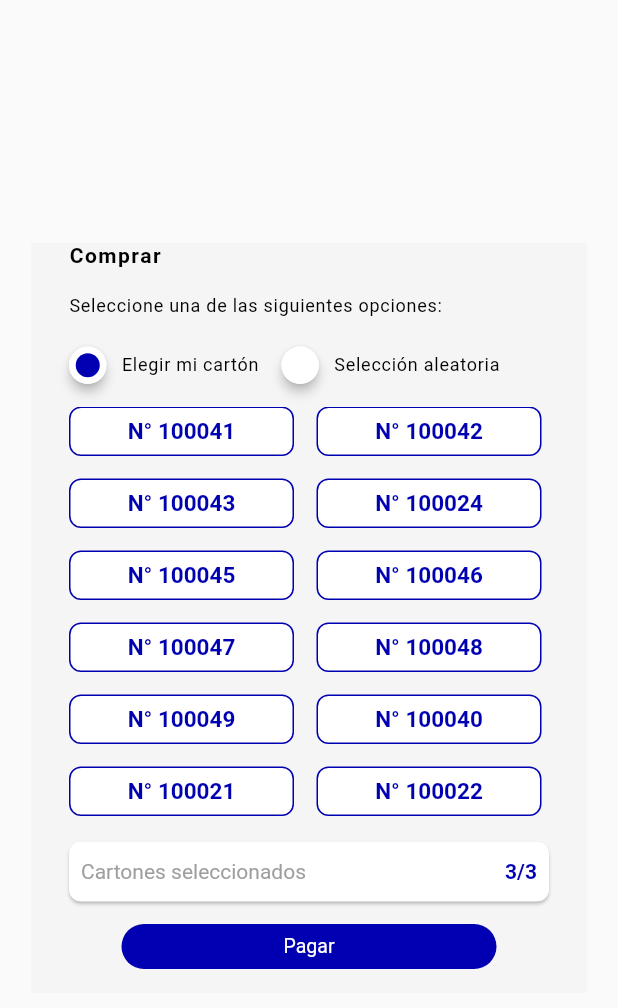
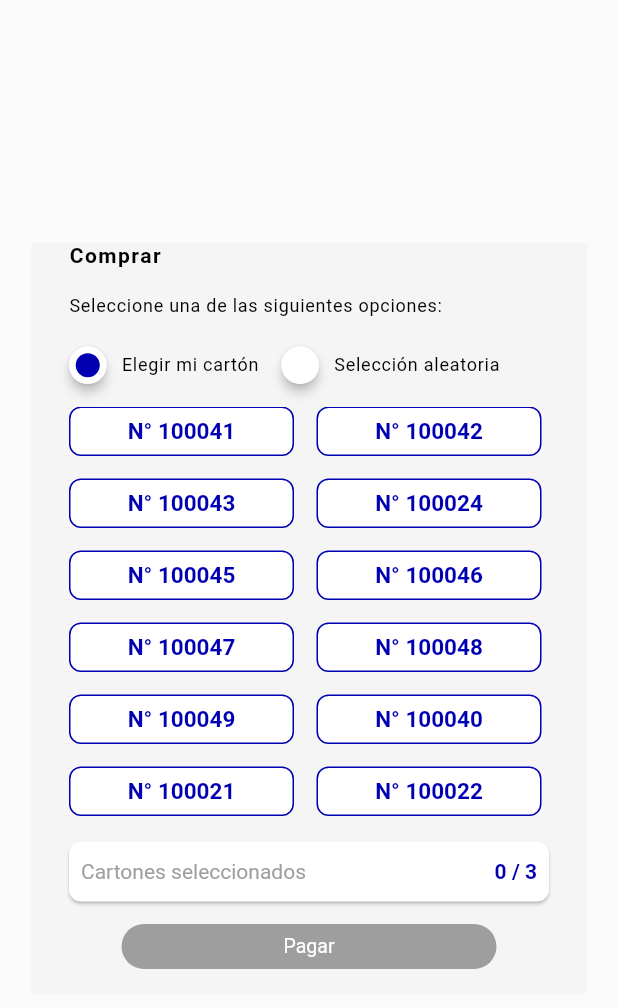
Before and after one commit to SofiaGabriela/BingoCarton, a Flutter app: the screen it shows after launch, on a phone screen of 412 x 824 dp. Shown: the top 1008 px of the screen. Run offline on Flutter 3.47's test engine with Material 2 defaults, Android fonts, the phone set to English and light mode, and no system bars.

Commit message:
logica lista

```diff
--- a/lib/bingo_selector.dart
+++ b/lib/bingo_selector.dart
@@ -20,14 +20,20 @@ enum Options {
 class BingoCarton extends StatefulWidget {
   List<BingoModel> list;
   Color color;
-  BingoCarton({Key? key,required this.list, this.color = const Color(0xff0000b2)}) : super(key: key);
+  Function(List<int>)? onBuy;
+
+  BingoCarton({
+    Key? key,
+    required this.list,
+    this.color = const Color(0xff0000b2),
+    this.onBuy,
+  }) : super(key: key);
 
   @override
   State<BingoCarton> createState() => _BingoCartonState();
 }
 
 class _BingoCartonState extends State<BingoCarton> {
-
   Options currentOption = Options.manual;
   List<Widget> bingoCards = [];
   List<BingoModel> randomBingoCards = [];
@@ -36,19 +42,19 @@ class _BingoCartonState extends State<BingoCarton> {
 
   void addBingo(BingoModel bingo){
     setState(() {
-      if(selectedBingos.contains(bingo.id )){selectedBingos.remove(bingo.id); }
-      else { selectedBingos.add(bingo.id);}
+      if (selectedBingos.contains(bingo.id)) {
+        selectedBingos.remove(bingo.id);
+      } else if (selectedBingos.length < 3) { selectedBingos.add(bingo.id); }
     });
   }
 
-  void onChangeOption(Options option){
+  void onChangeOption(Options option) {
     setState(() {
       selectedBingos = [];
       currentOption = option;
       if (option == Options.random){
         randomBingoCards = [];
         getRandomList(3, widget.list);
-        randomBingoCards.forEach((element) {selectedBingos.add(element.id);});
       }
     });
   }
@@ -60,6 +66,7 @@ class _BingoCartonState extends State<BingoCarton> {
     for(int i=0; i<n; i++){
       randomBingo = ((list..shuffle()).first);
       randomBingoCards.add(randomBingo);
+      addBingo(randomBingo);
       list.remove(randomBingo);
     }
   }
@@ -76,7 +83,6 @@ class _BingoCartonState extends State<BingoCarton> {
   @override
   Widget build(BuildContext context) {
     bingoCards = [];
-
     getList(currentOption).forEach((element) {
       bingoCards.add(_bingoButton(element));
     });
@@ -108,12 +114,7 @@ class _BingoCartonState extends State<BingoCarton> {
               _optionButtons('Selección aleatoria', Options.random),
         ],),
           ),
-          const SizedBox(height: 15,),
-          _bingoCardList(),
-          const SizedBox(height: 10,),
-          _counter(),
-          const SizedBox(height: 15,),
-          CustomButton(text: 'Pagar', textSize: 13,)
+          _pagesControl()
         ]
       ),
     );
@@ -141,6 +142,44 @@ class _BingoCartonState extends State<BingoCarton> {
         const SizedBox(width: 10,),
         Text(text, style: const TextStyle(color: Colors.black, fontSize: 12, fontWeight: FontWeight.normal, letterSpacing: 0.5))
       ],),);
+  }
+
+  Widget _pagesControl(){
+    return IndexedStack(
+      index: currentOption.index,
+      children: [
+        _manualOptionPage(),
+        _randomOptionPage()
+      ],
+    );
+  }
+
+  Widget _manualOptionPage(){
+    return SizedBox( child: Column( children: [
+        const SizedBox(height: 15,),
+        _bingoCardList(),
+        const SizedBox(height: 10,),
+        _counter(),
+        const SizedBox(height: 15,),
+        CustomButton(text: 'Pagar', textSize: 13, isEnabled: selectedBingos.isNotEmpty,
+        onTap: (){ widget.onBuy!(selectedBingos);  } ,)],
+      ),
+      );
+}
+
+  Widget _randomOptionPage(){
+    return Column( children: [
+      const SizedBox(height: 15,),
+      Wrap(
+      direction: Axis.horizontal,
+      spacing: 15,
+      runSpacing: 15,
+      children: bingoCards,),
+      const SizedBox(height: 15,),
+      CustomButton(text: 'Pagar', textSize: 13, isEnabled: selectedBingos.isNotEmpty,
+          onTap: (){ widget.onBuy!(selectedBingos);  } )
+    ],
+    );
   }
 
   Widget _bingoCardList(){
@@ -212,7 +251,7 @@ class _BingoCartonState extends State<BingoCarton> {
           ),
           Padding(
             padding: const EdgeInsets.all(8.0),
-            child: Text('3/3', style: TextStyle(color: widget.color, fontSize: 14, fontWeight: FontWeight.bold),),
+            child: Text( '${selectedBingos.length.toString()} / 3', style: TextStyle(color: widget.color, fontSize: 14, fontWeight: FontWeight.bold),),
           ),
         ],
     ),)
--- a/lib/custom_button_component.dart
+++ b/lib/custom_button_component.dart
@@ -26,7 +26,7 @@ class CustomButton extends StatefulWidget {
     this.textColor = Colors.white,
     this.borderColor = Colors.transparent,
     this.borderWidth = 1,
-    this.isEnabled = true,
+    this.isEnabled = false,
     this.onTap,
     this.icon,
     this.textWeight = FontWeight.normal,
--- a/lib/main.dart
+++ b/lib/main.dart
@@ -35,7 +35,7 @@ class _TestMainState extends State<TestMain> {
         color: const Color(0xffF5F5F5),
         child: BingoCarton(
           list: [
-            BingoModel(id: 1, number: 100041),
+            BingoModel(id: 1, number: 100041,),
             BingoModel(id: 2, number: 100042),
             BingoModel(id: 3, number: 100043),
             BingoModel(id: 4, number: 100024),
@@ -50,6 +50,7 @@ class _TestMainState extends State<TestMain> {
             BingoModel(id: 13, number: 100023),
             BingoModel(id: 14, number: 100029),
             ],
+          onBuy: (list) {print(list);},
         ),
       )
       ),
```
